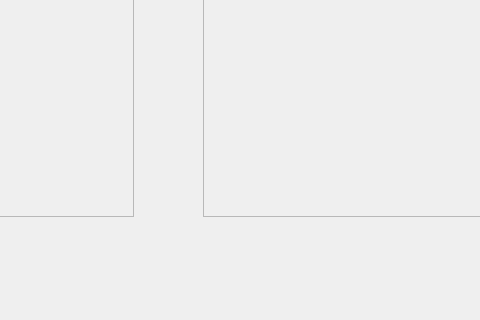
mrenik/MailClient, file gui.ui: the form before one commit; both pictures show x 337 to 817 and y 464 to 784 of the 1056 by 784 pixel window.
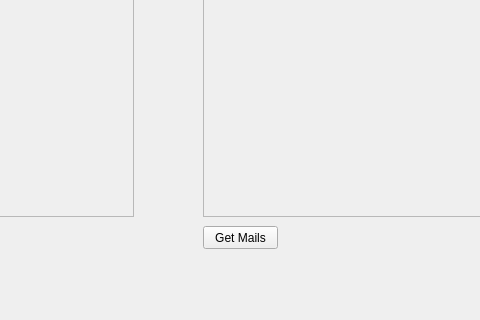
The form after the commit.

Commit message: Naprawione logowanie, dodanie logowania przez imapa

What changed in the file:
```diff
--- a/gui.ui
+++ b/gui.ui
@@ -317,6 +317,19 @@
      <string>Załączniki:</string>
     </property>
    </widget>
+   <widget class="QPushButton" name="mailButton">
+    <property name="geometry">
+     <rect>
+      <x>540</x>
+      <y>690</y>
+      <width>75</width>
+      <height>23</height>
+     </rect>
+    </property>
+    <property name="text">
+     <string>Get Mails</string>
+    </property>
+   </widget>
   </widget>
   <widget class="QStatusBar" name="statusbar"/>
  </widget>
```
The commit also changes 1 other file.
